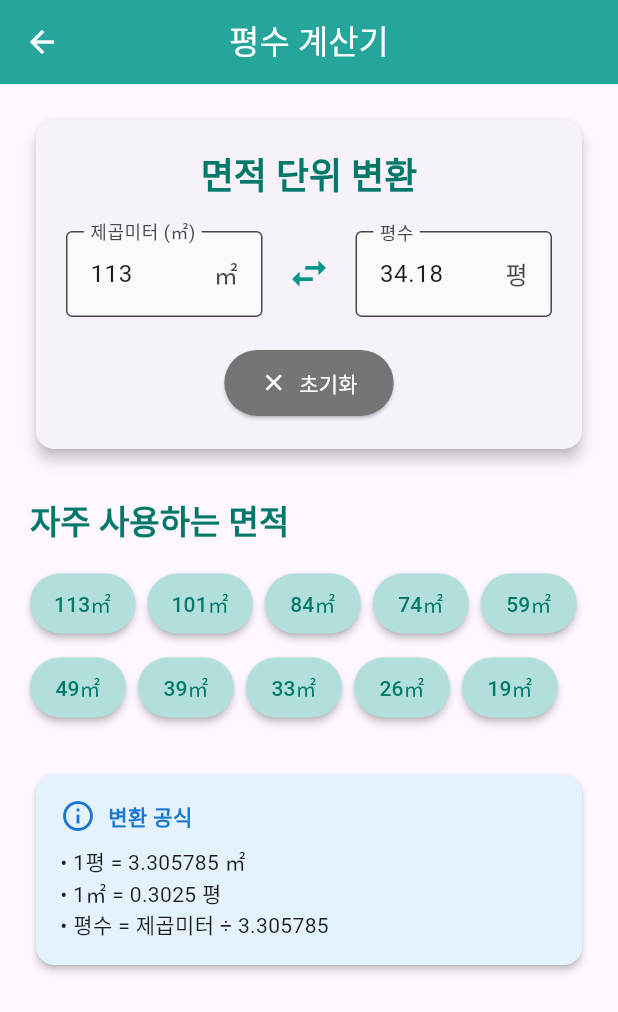
After one commit to webpdblog/flooring_price_quote, a Flutter app: the PyeongCalculatorScreen screen opened directly, after a tap on an icon or button, on a phone screen of 412 x 824 dp. The commit adds this screen. Shown: the top 1012 px of the screen. Run offline on Flutter 3.47's test engine with Material 3 defaults, Android fonts, the phone set to English and light mode, and no system bars.

Commit message:
\"Feat: Implement Pyeong Calculator and integrate with main menu\"

```diff
--- a/lib/main.dart
+++ b/lib/main.dart
@@ -1,4 +1,5 @@
 import 'package:flutter/material.dart';
+import 'package:flooring_price_quote/pyeong_calculator_screen.dart';
 
 void main() {
   runApp(const MyApp());
@@ -49,10 +50,10 @@ class HomeScreen extends StatelessWidget {
                 child: _buildMenuButton(
                   context,
                   icon: Icons.transform,
-                  label: '평수 변환기',
+                  label: '평수 계산기',
                   color: Colors.teal[400]!, // 두 번째 버튼 색상
                   onPressed: () {
-                    // TODO: Navigate to Pyeong Converter page
+                    Navigator.push(context, MaterialPageRoute(builder: (context) => const PyeongCalculatorScreen()));
                   },
                 ),
               ),
--- /dev/null
+++ b/lib/pyeong_calculator_screen.dart
@@ -0,0 +1,203 @@
+import 'package:flutter/material.dart';
+
+class PyeongCalculatorScreen extends StatefulWidget {
+  const PyeongCalculatorScreen({super.key});
+
+  @override
+  State<PyeongCalculatorScreen> createState() => _PyeongCalculatorScreenState();
+}
+
+class _PyeongCalculatorScreenState extends State<PyeongCalculatorScreen> {
+  final TextEditingController _sqmController = TextEditingController();
+  final TextEditingController _pyeongController = TextEditingController();
+
+  bool _isUpdatingSqm = false;
+  bool _isUpdatingPyeong = false;
+
+  final List<double> _presetAreas = [113, 101, 84, 74, 59, 49, 39, 33, 26, 19];
+
+  void _convertSqmToPyeong(String value) {
+    if (_isUpdatingPyeong) return;
+
+    final double? sqm = double.tryParse(value);
+    if (sqm != null && sqm > 0) {
+      _isUpdatingSqm = true;
+      final double pyeong = sqm / 3.305785;
+      _pyeongController.text = pyeong.toStringAsFixed(2);
+      _isUpdatingSqm = false;
+    } else if (value.isEmpty) {
+      _pyeongController.clear();
+    }
+  }
+
+  void _convertPyeongToSqm(String value) {
+    if (_isUpdatingSqm) return;
+
+    final double? pyeong = double.tryParse(value);
+    if (pyeong != null && pyeong > 0) {
+      _isUpdatingPyeong = true;
+      final double sqm = pyeong * 3.305785;
+      _sqmController.text = sqm.toStringAsFixed(2);
+      _isUpdatingPyeong = false;
+    } else if (value.isEmpty) {
+      _sqmController.clear();
+    }
+  }
+
+  void _setPresetArea(double sqm) {
+    _sqmController.text = sqm.toStringAsFixed(0);
+    _convertSqmToPyeong(sqm.toStringAsFixed(0));
+  }
+
+  void _clearAll() {
+    _sqmController.clear();
+    _pyeongController.clear();
+  }
+
+  @override
+  void dispose() {
+    _sqmController.dispose();
+    _pyeongController.dispose();
+    super.dispose();
+  }
+
+  @override
+  Widget build(BuildContext context) {
+    return Scaffold(
+      appBar: AppBar(
+        title: const Text('평수 계산기'),
+        centerTitle: true,
+        backgroundColor: Colors.teal[400],
+        foregroundColor: Colors.white,
+      ),
+      body: SingleChildScrollView(
+        padding: const EdgeInsets.all(20.0),
+        child: Column(
+          crossAxisAlignment: CrossAxisAlignment.stretch,
+          children: <Widget>[
+            Card(
+              elevation: 4,
+              child: Padding(
+                padding: const EdgeInsets.all(20.0),
+                child: Column(
+                  children: [
+                    Text(
+                      '면적 단위 변환',
+                      style: Theme.of(context).textTheme.headlineSmall?.copyWith(
+                        fontWeight: FontWeight.bold,
+                        color: Colors.teal[700],
+                      ),
+                    ),
+                    const SizedBox(height: 20),
+                    Row(
+                      children: [
+                        Expanded(
+                          child: TextField(
+                            controller: _sqmController,
+                            keyboardType: const TextInputType.numberWithOptions(decimal: true),
+                            decoration: InputDecoration(
+                              labelText: '제곱미터 (㎡)',
+                              border: const OutlineInputBorder(),
+                              suffixText: '㎡',
+                              filled: true,
+                              fillColor: Colors.grey[50],
+                            ),
+                            onChanged: _convertSqmToPyeong,
+                          ),
+                        ),
+                        const Padding(
+                          padding: EdgeInsets.symmetric(horizontal: 16.0),
+                          child: Icon(Icons.swap_horiz, size: 30, color: Colors.teal),
+                        ),
+                        Expanded(
+                          child: TextField(
+                            controller: _pyeongController,
+                            keyboardType: const TextInputType.numberWithOptions(decimal: true),
+                            decoration: InputDecoration(
+                              labelText: '평수',
+                              border: const OutlineInputBorder(),
+                              suffixText: '평',
+                              filled: true,
+                              fillColor: Colors.grey[50],
+                            ),
+                            onChanged: _convertPyeongToSqm,
+                          ),
+                        ),
+                      ],
+                    ),
+                    const SizedBox(height: 20),
+                    ElevatedButton.icon(
+                      onPressed: _clearAll,
+                      icon: const Icon(Icons.clear),
+                      label: const Text('초기화'),
+                      style: ElevatedButton.styleFrom(
+                        backgroundColor: Colors.grey[600],
+                        foregroundColor: Colors.white,
+                        padding: const EdgeInsets.symmetric(vertical: 12, horizontal: 24),
+                      ),
+                    ),
+                  ],
+                ),
+              ),
+            ),
+            const SizedBox(height: 30),
+            Text(
+              '자주 사용하는 면적',
+              style: Theme.of(context).textTheme.titleLarge?.copyWith(
+                fontWeight: FontWeight.bold,
+                color: Colors.teal[700],
+              ),
+            ),
+            const SizedBox(height: 15),
+            Wrap(
+              spacing: 8.0,
+              runSpacing: 8.0,
+              children: _presetAreas.map((area) {
+                return ElevatedButton(
+                  onPressed: () => _setPresetArea(area),
+                  style: ElevatedButton.styleFrom(
+                    backgroundColor: Colors.teal[100],
+                    foregroundColor: Colors.teal[700],
+                    elevation: 2,
+                    padding: const EdgeInsets.symmetric(horizontal: 16, vertical: 8),
+                  ),
+                  child: Text('${area.toInt()}㎡'),
+                );
+              }).toList(),
+            ),
+            const SizedBox(height: 30),
+            Card(
+              elevation: 2,
+              color: Colors.blue[50],
+              child: Padding(
+                padding: const EdgeInsets.all(16.0),
+                child: Column(
+                  crossAxisAlignment: CrossAxisAlignment.start,
+                  children: [
+                    Row(
+                      children: [
+                        Icon(Icons.info_outline, color: Colors.blue[700]),
+                        const SizedBox(width: 8),
+                        Text(
+                          '변환 공식',
+                          style: TextStyle(
+                            fontWeight: FontWeight.bold,
+                            color: Colors.blue[700],
+                          ),
+                        ),
+                      ],
+                    ),
+                    const SizedBox(height: 8),
+                    const Text('• 1평 = 3.305785 ㎡'),
+                    const Text('• 1㎡ = 0.3025 평'),
+                    const Text('• 평수 = 제곱미터 ÷ 3.305785'),
+                  ],
+                ),
+              ),
+            ),
+          ],
+        ),
+      ),
+    );
+  }
+}
```
